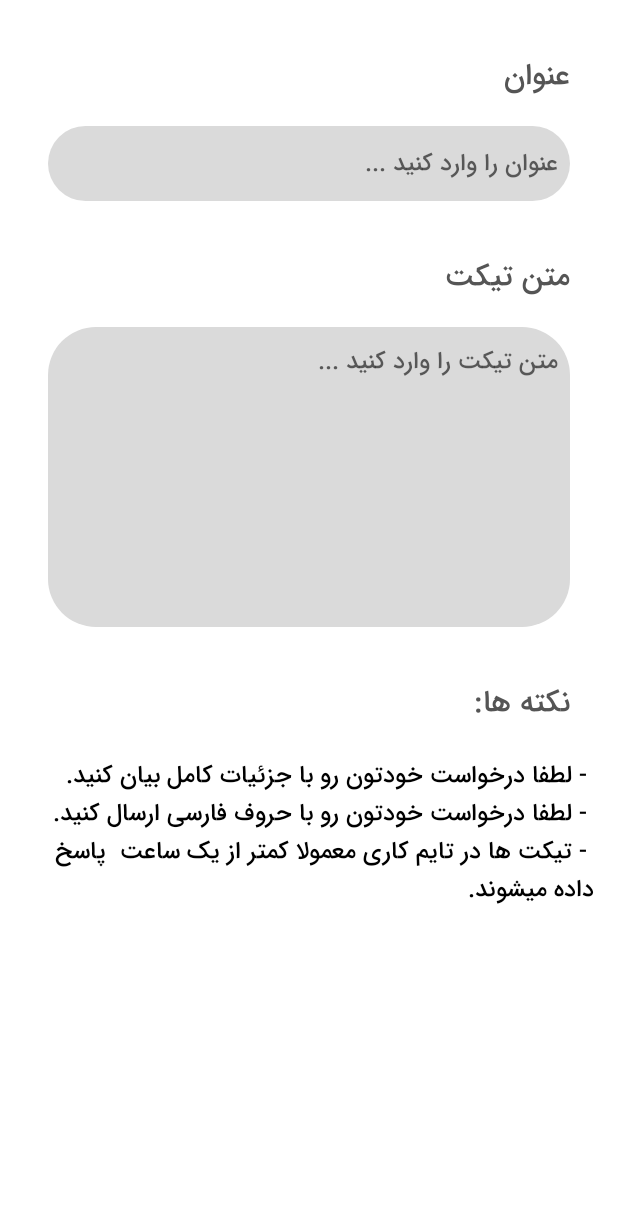
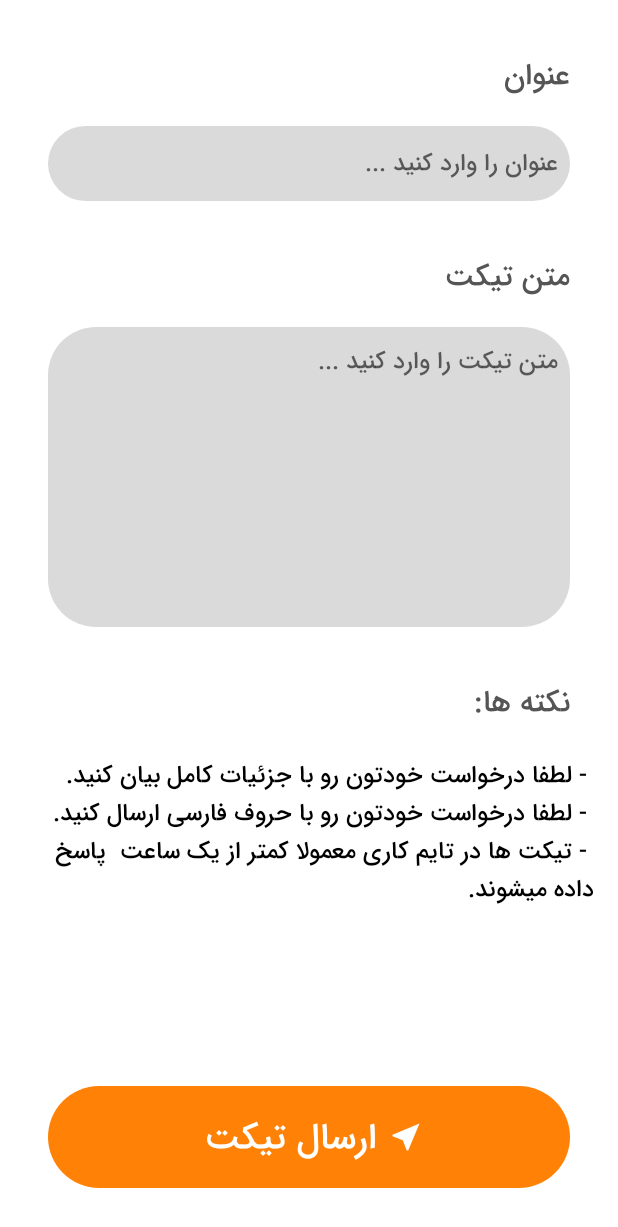
Before and after one commit to Sanaebadi97/OnlineFood, an Android app: the fragment SubmitTicketFragment shown on its own in the app's theme, on a phone screen of 412 x 824 dp. Shown: the top 1227 px of the screen. Run offline under Robolectric (Android 15) with nearby library versions, the phone set to English and light mode, and no system bars.

Commit message:
added submit ticket

```diff
--- /dev/null
+++ b/app/src/main/res/drawable/ic_send.xml
@@ -0,0 +1,5 @@
+<vector android:height="24dp" android:tint="#FFFFFF"
+    android:viewportHeight="24" android:viewportWidth="24"
+    android:width="24dp" xmlns:android="http://schemas.android.com/apk/res/android">
+    <path android:fillColor="@android:color/white" android:pathData="M21,3L3,10.53v0.98l6.84,2.65L12.48,21h0.98L21,3z"/>
+</vector>
--- a/app/src/main/res/layout/fragment_submit_ticket.xml
+++ b/app/src/main/res/layout/fragment_submit_ticket.xml
@@ -95,4 +95,35 @@
         android:textSize="@dimen/text_size_medium"
         app:layout_constraintTop_toBottomOf="@id/text_ticket_notes_label" />
 
+
+    <LinearLayout
+        android:id="@+id/layout_submit_ticket"
+        android:layout_width="match_parent"
+        android:layout_height="wrap_content"
+        android:layout_marginStart="@dimen/default_margin_double"
+        android:layout_marginEnd="@dimen/default_margin_double"
+        android:layout_marginBottom="@dimen/default_margin_double"
+        android:background="@drawable/cost_bg"
+        android:gravity="center"
+        android:orientation="horizontal"
+        android:padding="@dimen/default_margin_three_fourth"
+        app:layout_constraintBottom_toBottomOf="parent">
+
+        <androidx.appcompat.widget.AppCompatImageView
+            android:layout_width="wrap_content"
+            android:layout_height="wrap_content"
+            app:srcCompat="@drawable/ic_send" />
+
+        <androidx.appcompat.widget.AppCompatTextView
+            android:layout_width="wrap_content"
+            android:layout_height="wrap_content"
+            android:layout_marginStart="@dimen/default_margin_half"
+            android:layout_marginEnd="@dimen/default_margin_half"
+            android:fontFamily="@font/iransans_bold"
+            android:text="@string/send_ticket"
+            android:textColor="@color/white"
+            android:textSize="@dimen/text_size_middle_huge" />
+
+    </LinearLayout>
+
 </androidx.constraintlayout.widget.ConstraintLayout>
--- a/app/src/main/res/values/dimens.xml
+++ b/app/src/main/res/values/dimens.xml
@@ -20,7 +20,7 @@
     <dimen name="text_size_medium">16sp</dimen>
     <dimen name="text_size_large">18sp</dimen>
     <dimen name="text_size_very_large">20sp</dimen>
-    <dimen name="text_size_huge">20sp</dimen>default_margin_half
+    <dimen name="text_size_huge">20sp</dimen>
     <dimen name="text_size_middle_huge">24sp</dimen>
     <dimen name="text_size_very_huge">28sp</dimen>
     <dimen name="icon_size">50dp</dimen>
--- a/app/src/main/res/values/strings.xml
+++ b/app/src/main/res/values/strings.xml
@@ -18,7 +18,7 @@
     <string name="ticket_content">متن تیکت</string>
     <string name="enter_ticket_content">متن تیکت را وارد کنید ...</string>
     <string name="ticket_notes">نکته ها:</string>
-    <string name="tickets_notes"></string>
+    <string name="send_ticket">ارسال تیکت</string>
 
 
 </resources>
```
